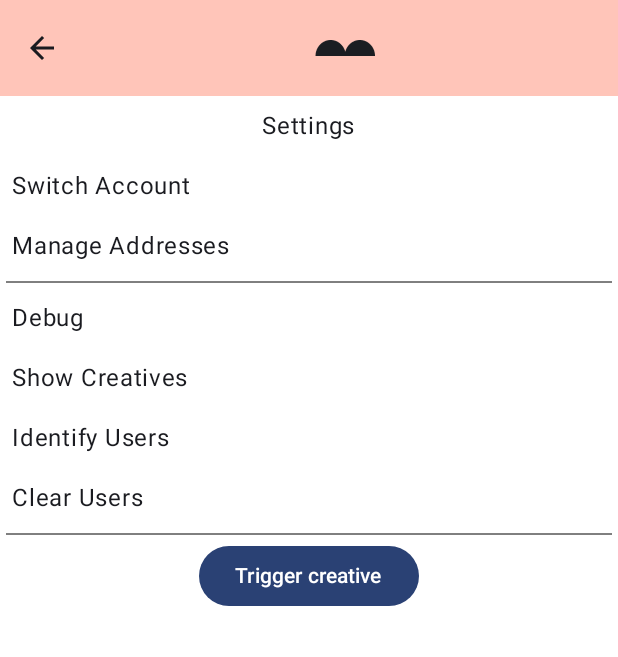
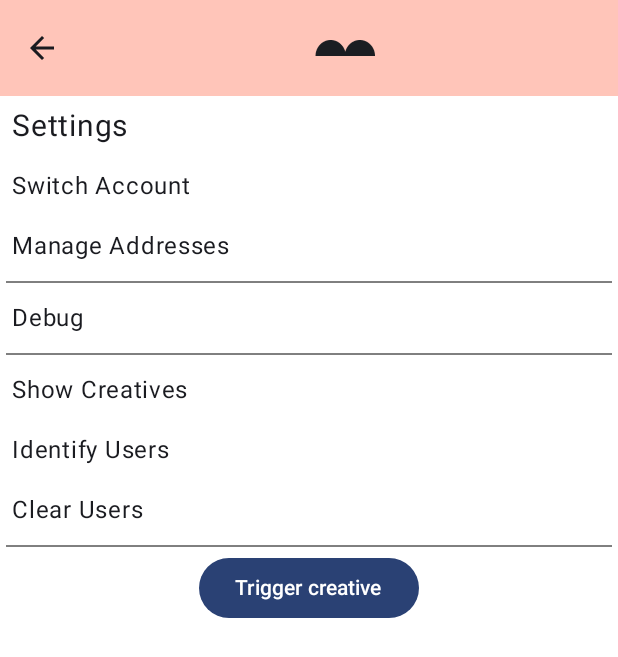
Before and after one commit to attentive-mobile/attentive-android-sdk, an Android app built with Jetpack Compose: the SettingsScreen screen opened through its navigation route, on a phone screen of 412 x 824 dp. Shown: the top 657 px of the screen. Run offline under Robolectric (Android 15) with nearby library versions, the phone set to English and light mode, and no system bars; our stand-ins replace Room's generated code, Timber; network calls fail.

Commit message:
Add welcome screen background and theme some more stuff

```diff
--- a/example2/src/main/java/com/attentive/example2/settings/SettingsScreenComposables.kt
+++ b/example2/src/main/java/com/attentive/example2/settings/SettingsScreenComposables.kt
@@ -5,6 +5,7 @@ import android.widget.FrameLayout
 import androidx.activity.compose.LocalActivity
 import androidx.compose.foundation.clickable
 import androidx.compose.foundation.layout.Column
+import androidx.compose.foundation.layout.fillMaxWidth
 import androidx.compose.foundation.layout.padding
 import androidx.compose.material3.Button
 import androidx.compose.material3.HorizontalDivider
@@ -14,8 +15,10 @@ import androidx.compose.runtime.remember
 import androidx.compose.ui.Alignment
 import androidx.compose.ui.Modifier
 import androidx.compose.ui.graphics.Color
+import androidx.compose.ui.text.style.TextAlign
 import androidx.compose.ui.unit.Dp
 import androidx.compose.ui.unit.dp
+import androidx.compose.ui.unit.sp
 import androidx.compose.ui.viewinterop.AndroidView
 import androidx.navigation.NavHostController
 import com.attentive.androidsdk.AttentiveEventTracker
@@ -23,7 +26,7 @@ import com.attentive.androidsdk.creatives.Creative
 import com.attentive.example2.SimpleToolbar
 
 @Composable
-fun SettingsScreen(navHostController: NavHostController){
+fun SettingsScreen(navHostController: NavHostController) {
     SettingsScreenContent(navHostController)
 }
 
@@ -34,7 +37,10 @@ fun SettingsScreenContent(navHostController: NavHostController) {
     // Create the FrameLayout first
     val frameLayout = remember {
         FrameLayout(activity!!.baseContext).apply {
-            layoutParams = ViewGroup.LayoutParams(ViewGroup.LayoutParams.MATCH_PARENT, ViewGroup.LayoutParams.MATCH_PARENT)
+            layoutParams = ViewGroup.LayoutParams(
+                ViewGroup.LayoutParams.MATCH_PARENT,
+                ViewGroup.LayoutParams.MATCH_PARENT
+            )
         }
     }
 
@@ -43,7 +49,7 @@ fun SettingsScreenContent(navHostController: NavHostController) {
         Creative(AttentiveEventTracker.instance.config!!, frameLayout, activity)
     }
 
-    Column(horizontalAlignment = Alignment.CenterHorizontally){
+    Column(horizontalAlignment = Alignment.CenterHorizontally) {
         SimpleToolbar(title = "Debug Screen", {}, navHostController)
         SettingsList(navHostController)
         Button(onClick = {
@@ -63,14 +69,24 @@ fun SettingsList(navHostController: NavHostController) {
     accountSettings.add("Manage Addresses" to {})
 
     val debugSettings = mutableListOf<Pair<String, () -> Unit>>()
-    debugSettings.add("Debug" to {navHostController.navigate("DebugScreen")})
-    debugSettings.add("Show Creatives" to {})
-    debugSettings.add("Identify Users" to {})
-    debugSettings.add("Clear Users" to {})
-    Text("Settings", modifier = Modifier.padding(8.dp))
+    debugSettings.add("Debug" to { navHostController.navigate("DebugScreen") })
+
+    val creativeSettings = mutableListOf<Pair<String, () -> Unit>>()
+    creativeSettings.add("Show Creatives" to {})
+    creativeSettings.add("Identify Users" to {})
+    creativeSettings.add("Clear Users" to {})
+    Text(
+        "Settings",
+        modifier = Modifier
+            .padding(8.dp)
+            .fillMaxWidth(),
+        textAlign = TextAlign.Start,
+        fontSize = 20.sp
+    )
     Column() {
         SettingGroup(accountSettings)
         SettingGroup(debugSettings)
+        SettingGroup(creativeSettings)
     }
 }
 
@@ -87,11 +103,13 @@ fun SettingGroup(
 }
 
 @Composable
-fun Setting(title: String, onClick: () -> Unit){
-        Text(
-            text = title,
-            modifier = Modifier.padding(8.dp).clickable { onClick() }
-        )
+fun Setting(title: String, onClick: () -> Unit) {
+    Text(
+        text = title,
+        modifier = Modifier
+            .padding(8.dp)
+            .clickable { onClick() }
+    )
 }
 
 @Composable
--- a/example2/src/main/java/com/attentive/example2/shipping/ShippingScreenViewModel.kt
+++ b/example2/src/main/java/com/attentive/example2/shipping/ShippingScreenViewModel.kt
@@ -22,7 +22,7 @@ class ShippingScreenViewModel : ViewModel() {
             itemss?.forEach {
                 baseItems.add(it.product.item)
             }
-            val order = Order.Builder("anOrderId").build()
+            val order = Order.Builder().orderId("anOrderId").build()
             val cart = Cart.Builder().cartId("aCartId").cartCoupon("someCoupon").build()
             val purchaseEvent = PurchaseEvent.Builder(baseItems, order).cart(cart).build()
             AttentiveEventTracker.instance.recordEvent(purchaseEvent)
--- a/example2/src/main/java/com/attentive/example2/ui/theme/Color.kt
+++ b/example2/src/main/java/com/attentive/example2/ui/theme/Color.kt
@@ -14,3 +14,4 @@ val AttentiveYellow = Color(0xFFFFF382)
 val AttentiveDarkYellow = Color(0xFFF9D100)
 
 val BonniPink = Color(0xFFFFC5B9)
+val BonniYellow = Color(0xFFFFF8B3)
--- a/example2/src/main/java/com/attentive/example2/welcome/WelcomeComposable.kt
+++ b/example2/src/main/java/com/attentive/example2/welcome/WelcomeComposable.kt
@@ -3,8 +3,10 @@ package com.attentive.example2.welcome
 import androidx.activity.ComponentActivity
 import androidx.activity.compose.LocalActivity
 import androidx.compose.foundation.layout.Arrangement
+import androidx.compose.foundation.layout.Box
 import androidx.compose.foundation.layout.Column
 import androidx.compose.foundation.layout.fillMaxSize
+import androidx.compose.foundation.layout.fillMaxWidth
 import androidx.compose.foundation.layout.height
 import androidx.compose.foundation.layout.padding
 import androidx.compose.foundation.layout.width
@@ -23,9 +25,12 @@ import androidx.compose.runtime.remember
 import androidx.compose.runtime.setValue
 import androidx.compose.ui.Alignment.Companion.CenterHorizontally
 import androidx.compose.ui.Modifier
+import androidx.compose.ui.draw.paint
 import androidx.compose.ui.graphics.Color
 import androidx.compose.ui.graphics.Color.Companion.White
 import androidx.compose.ui.graphics.RectangleShape
+import androidx.compose.ui.layout.ContentScale
+import androidx.compose.ui.res.painterResource
 import androidx.compose.ui.text.font.FontWeight
 import androidx.compose.ui.text.style.TextAlign
 import androidx.compose.ui.tooling.preview.Preview
@@ -36,6 +41,7 @@ import androidx.navigation.NavHostController
 import androidx.navigation.compose.NavHost
 import androidx.navigation.compose.composable
 import androidx.navigation.compose.rememberNavController
+import com.attentive.example2.R
 import com.attentive.example2.Routes
 import com.attentive.example2.cart.CartScreen
 import com.attentive.example2.settings.debug.DebugScreenComposables
@@ -49,7 +55,13 @@ import com.attentive.example2.ui.theme.BonniPink
 fun WelcomeScreenContent(navController: NavHostController) {
     var newAccount by remember { mutableStateOf(false) }
     var existingAccount by remember { mutableStateOf(false) }
-    Scaffold(modifier = Modifier.fillMaxSize(), containerColor = BonniPink) { innerPadding ->
+    Scaffold(modifier = Modifier.fillMaxSize()) { innerPadding ->
+        Box(
+            modifier = Modifier.paint(
+                painterResource(R.drawable.background),
+                contentScale = ContentScale.FillHeight
+            )
+        ) {
             Column(
                 modifier = Modifier
                     .fillMaxSize()
@@ -68,6 +80,8 @@ fun WelcomeScreenContent(navController: NavHostController) {
             }
         }
     }
+}
+
 
 @Preview
 @Composable
@@ -175,11 +189,14 @@ fun Greeting() {
         Text(
             text = "HEY BESTIE!",
             fontSize = 38.sp,
+            modifier = Modifier.fillMaxWidth().padding(top = 204.dp),
             textAlign = TextAlign.Center,
         )
         Text(
             text = "Welcome to Bonni Beauty!",
             fontWeight = FontWeight.Bold,
+            modifier = Modifier.fillMaxWidth().padding(top = 16.dp),
+            lineHeight = 62.sp,
             fontSize = 54.sp,
             textAlign = TextAlign.Center,
         )
```
Also changed, not shown: example2/src/main/java/com/attentive/example2/settings/debug/DebugScreenComposables.kt (+18 -5 lines), 1 other file. Lines whose indentation alone changed are shown as unchanged.
